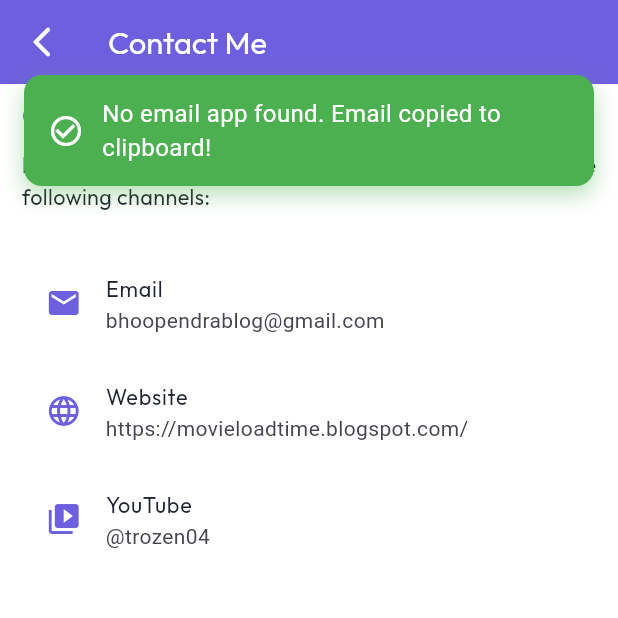
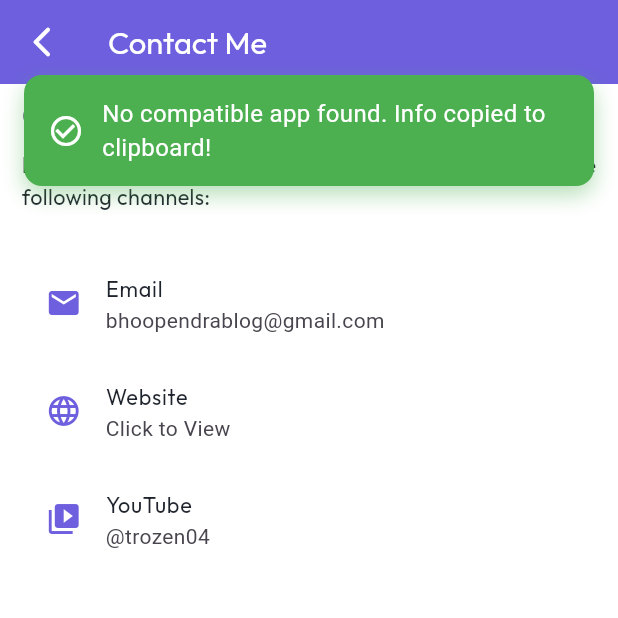
Before and after one commit to trozen04/url_shortener, a Flutter app: the ContactMeScreen screen opened directly, after a tap on "Email", on a phone screen of 412 x 824 dp, the top half of it. Run offline on Flutter 3.47's test engine with Material 3 defaults, Android fonts, the phone set to English and light mode, and no system bars; our stand-ins replace bloc, flutter_bloc, font_awesome_flutter, google_fonts, google_mobile_ads, in_app_review and 3 more; missing offline and left inert: metadata_fetch; accounts and stored records are empty; network calls fail.

```diff
--- a/lib/Screens/Static/contact_me_screen.dart
+++ b/lib/Screens/Static/contact_me_screen.dart
@@ -52,23 +52,6 @@ class _ContactMeScreenState extends State<ContactMeScreen> with SingleTickerProv
     super.dispose();
   }
 
-  Future<void> _launchURL(BuildContext context, String url) async {
-    final Uri uri = Uri.parse(url);
-    try {
-      if (await canLaunchUrl(uri)) {
-        await launchUrl(uri, mode: LaunchMode.externalApplication);
-      } else {
-        if (url.startsWith('mailto')) {
-          await Clipboard.setData(ClipboardData(text: 'bhoopendrablog@gmail.com'));
-          CustomSnackbar.show(context, message: 'No email app found. Email copied to clipboard!', isSuccess: true);
-        } else {
-          CustomSnackbar.show(context, message: 'Could not launch $url. No compatible app found.', isSuccess: false);
-        }
-      }
-    } catch (e, stackTrace) {
-      CustomSnackbar.show(context, message: 'Failed to launch $url: $e', isSuccess: false);
-    }
-  }
   @override
   Widget build(BuildContext context) {
     double height = MediaQuery.of(context).size.height;
@@ -111,12 +94,12 @@ class _ContactMeScreenState extends State<ContactMeScreen> with SingleTickerProv
                     icon: Icons.email,
                     title: 'Email',
                     subtitle: 'bhoopendrablog@gmail.com',
-                    onTap: () => _launchURL(context, 'mailto:bhoopendrablog@gmail.com')
+                    onTap: () => URLLauncherUtils.launch(context, 'mailto:bhoopendrablog@gmail.com')
                   ),
                   _buildContactTile(
                     icon: Icons.language,
                     title: 'Website',
-                    subtitle: 'https://movieloadtime.blogspot.com/',
+                    subtitle: 'Click to View',
                     onTap: () => openURL(context,'https://trozenwho.blogspot.com/'),
                   ),
 
@@ -124,7 +107,7 @@ class _ContactMeScreenState extends State<ContactMeScreen> with SingleTickerProv
                     icon: Icons.video_library, // or use a YouTube-specific icon if available
                     title: 'YouTube',
                     subtitle: '@trozen04',
-                    onTap: () => _launchURL(context, 'https://www.youtube.com/@trozen04'),
+                    onTap: () => URLLauncherUtils.launch(context, 'https://www.youtube.com/@trozen04'),
                   ),
 
                 ],
--- a/lib/Utils/Constants.dart
+++ b/lib/Utils/Constants.dart
@@ -6,3 +6,6 @@ class AdUnits {
   static const String AppID = 'ca-app-pub-7247180021367190~3312158031';
   static const String bannerAdUnit1 = 'ca-app-pub-7247180021367190/6216688826';
 }
+class Constants {
+  static const storeUrl = 'https://play.google.com/store/apps/dev?id=9101938206848528809';
+}
--- a/lib/Widgets/BannerAdWidget.dart
+++ b/lib/Widgets/BannerAdWidget.dart
@@ -1,6 +1,5 @@
 import 'package:flutter/material.dart';
 import 'package:google_mobile_ads/google_mobile_ads.dart';
-
 import '../Utils/Constants.dart';
 
 class BannerAdWidget extends StatefulWidget {
--- a/lib/Widgets/CommonWIdgets.dart
+++ b/lib/Widgets/CommonWIdgets.dart
@@ -1,6 +1,7 @@
 import 'dart:developer' as developer;
 
 import 'package:flutter/material.dart';
+import 'package:flutter/services.dart';
 import 'package:url_launcher/url_launcher.dart';
 import 'package:url_shortener_project/Utils/AppColors.dart';
 import 'package:url_shortener_project/Utils/FFontStyles.dart';
@@ -84,3 +85,37 @@ void openURL(BuildContext context, String urlString) async {
     CustomSnackbar.show(context, message: 'Invalid URL: $e', isSuccess: false);
   }
 }
+
+class URLLauncherUtils {
+  static Future<void> launch(BuildContext context, String url) async {
+    final Uri uri = Uri.parse(url);
+
+    try {
+      if (await canLaunchUrl(uri)) {
+        await launchUrl(uri, mode: LaunchMode.externalApplication);
+      } else {
+        if (url.startsWith('mailto:') || url.startsWith('tel:')) {
+          final fallback = url.replaceFirst(RegExp(r'^mailto:|tel:'), '');
+          await Clipboard.setData(ClipboardData(text: fallback));
+          CustomSnackbar.show(
+            context,
+            message: 'No compatible app found. Info copied to clipboard!',
+            isSuccess: true,
+          );
+        } else {
+          CustomSnackbar.show(
+            context,
+            message: 'Could not open link. No app found for: $url',
+            isSuccess: false,
+          );
+        }
+      }
+    } catch (e) {
+      CustomSnackbar.show(
+        context,
+        message: 'Error opening link: $e',
+        isSuccess: false,
+      );
+    }
+  }
+}
--- a/lib/Widgets/custom_drawer.dart
+++ b/lib/Widgets/custom_drawer.dart
@@ -1,5 +1,6 @@
 import 'package:flutter/material.dart';
 import 'package:url_shortener_project/Screens/Static/privacy_policy.dart';
+import 'package:url_shortener_project/Utils/Constants.dart';
 import 'package:url_shortener_project/Utils/ImageAssets.dart';
 import '../Screens/Static/about_screen.dart';
 import '../Screens/Static/contact_me_screen.dart';
@@ -30,7 +31,7 @@ class CustomDrawer extends StatelessWidget {
           ),
           CustomListTile(
             icon: Icons.contact_mail,
-            title: 'Contact Me',
+            title: 'Contact Us',
             onTap: () {
               Navigator.of(context).push(
                 NavigationUtils.slideTransition(ContactMeScreen()),
@@ -46,6 +47,12 @@ class CustomDrawer extends StatelessWidget {
               );
             },
           ),
+          CustomListTile(
+            icon: Icons.store, // Store icon
+            title: 'My Store',
+              onTap: () => URLLauncherUtils.launch(context, Constants.storeUrl),
+          ),
+
         ],
       ),
     );
```
Also changed, not shown: 2 other files.
